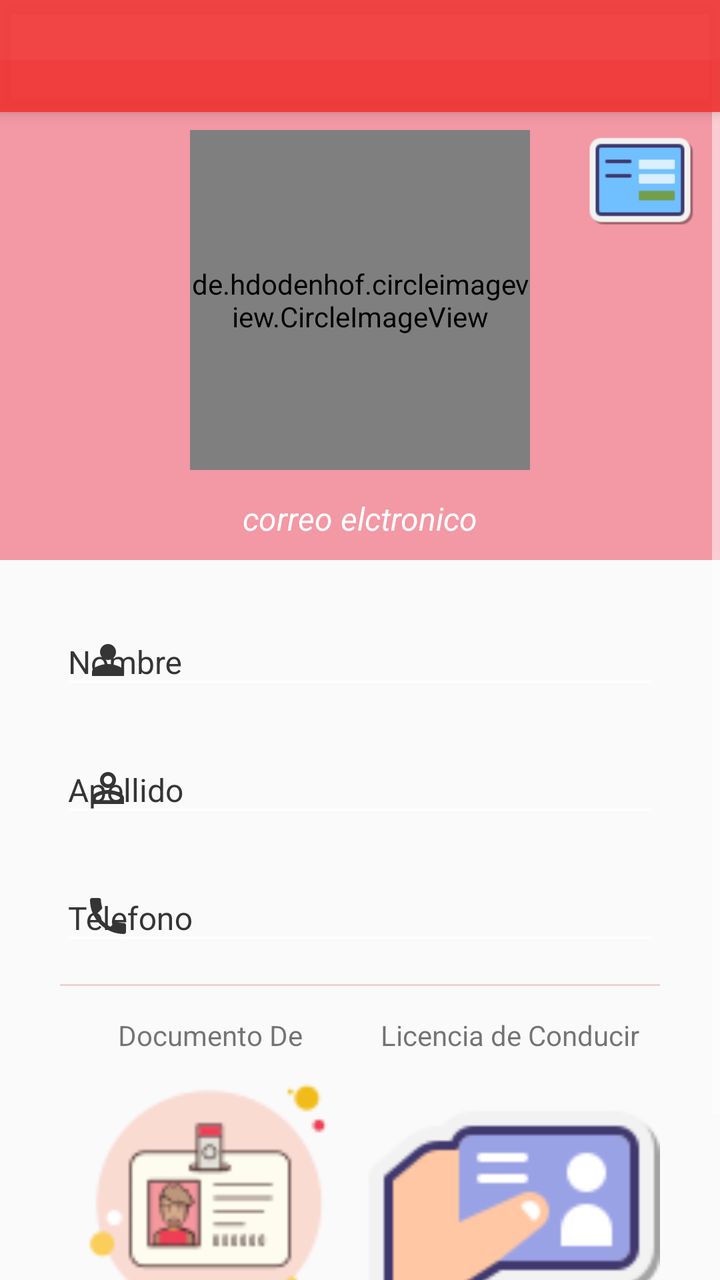
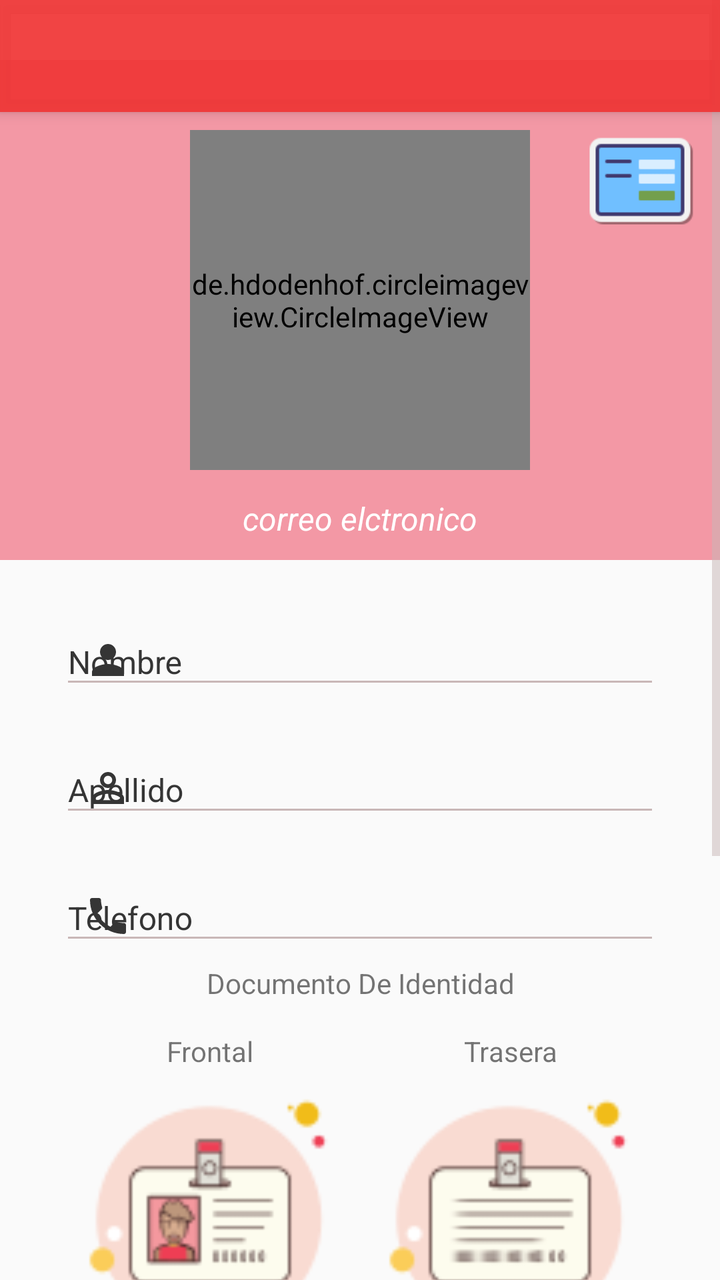

Screens rendered from an Android XML layout before and after an edit, with the pre-edit source and the edit as a unified diff.
<!-- AndroidManifest.xml: application theme Theme.ToonsConductor -->
<!-- res/layout/activity_profile.xml -->
<?xml version="1.0" encoding="utf-8"?>
<androidx.coordinatorlayout.widget.CoordinatorLayout xmlns:android="http://schemas.android.com/apk/res/android"
    xmlns:app="http://schemas.android.com/apk/res-auto"
    xmlns:tools="http://schemas.android.com/tools"
    android:layout_width="match_parent"
    android:layout_height="match_parent"
    tools:context=".activitys.profileActivity.ProfileActivity">

    <com.google.android.material.appbar.AppBarLayout
        android:layout_width="match_parent"
        android:layout_height="wrap_content">
        <androidx.appcompat.widget.Toolbar
            android:id="@+id/toolbar"
            android:layout_width="match_parent"
            android:layout_height="wrap_content" />
    </com.google.android.material.appbar.AppBarLayout>
    <ScrollView
        android:layout_width="match_parent"
        android:layout_height="match_parent">
    <LinearLayout
        android:layout_width="match_parent"
        android:layout_height="match_parent"
        android:orientation="vertical">
    <FrameLayout
        android:layout_width="match_parent"
        android:layout_marginTop="30dp"
        android:layout_height="250dp">

        <View
            android:layout_width="match_parent"
            android:layout_height="match_parent"
            android:background="@color/red_claro" />


        <LinearLayout
            android:layout_width="wrap_content"
            android:layout_height="wrap_content"
            android:layout_gravity="end"
            android:layout_marginEnd="10dp"
            android:orientation="horizontal">

            <ImageView
                android:id="@+id/image_estado"
                android:layout_marginTop="30dp"
                android:layout_width="60dp"
                android:layout_height="60dp"
                android:src="@drawable/ic_valida_datos" />
        </LinearLayout>



        <de.hdodenhof.circleimageview.CircleImageView
            android:id="@+id/circleImageProfile"
            android:layout_width="170dp"
            android:layout_height="170dp"
            android:src="@drawable/ic_pesona_blanco"
            app:civ_border_width="3dp"
            app:civ_border_color="@color/white"
            android:layout_gravity="bottom|center"
            android:layout_marginBottom="45dp"/>


        <TextView
            android:id="@+id/textViewEmail"
            android:layout_width="match_parent"
            android:layout_height="wrap_content"
            android:text="correo elctronico"
            android:textColor="@color/white"
            android:layout_gravity="bottom"
            android:gravity="center"
            android:textStyle="italic"
            android:textSize="16sp"
            android:layout_marginTop="30dp"
            android:layout_marginBottom="10dp"/>
    </FrameLayout>

    <LinearLayout
        android:layout_width="match_parent"
        android:layout_height="match_parent"
        android:orientation="vertical"
        app:layout_behavior="@string/appbar_scrolling_view_behavior">

        <com.google.android.material.textfield.TextInputLayout
            android:layout_width="match_parent"
            android:layout_height="wrap_content"
            android:layout_marginLeft="30dp"
            android:layout_marginRight="30dp"
            android:layout_marginTop="15dp"
            style="@style/EditTextGrey"
            app:hintTextColor="@color/grey_dark"
            app:startIconDrawable="@drawable/ic_persona_blanco24"
            app:startIconTint="@color/grey_dark">

            <com.google.android.material.textfield.TextInputEditText
                android:id="@+id/textFieldName"
                android:layout_width="match_parent"
                android:layout_height="wrap_content"
                android:hint="Nombre"
                android:textColorHint="@color/grey_dark"
                android:inputType="textCapWords"
                android:textSize="16sp"
                android:textColor="@color/grey_dark" />

        </com.google.android.material.textfield.TextInputLayout>


        <com.google.android.material.textfield.TextInputLayout
            android:layout_width="match_parent"
            android:layout_height="wrap_content"
            android:layout_marginLeft="30dp"
            android:layout_marginRight="30dp"
            android:layout_marginTop="5dp"
            style="@style/EditTextGrey"
            app:hintTextColor="@color/grey_dark"
            app:startIconDrawable="@drawable/ic_persona2_blanco24"
            app:startIconTint="@color/grey_dark">

            <com.google.android.material.textfield.TextInputEditText
                android:id="@+id/textFieldLastname"
                android:layout_width="match_parent"
                android:layout_height="wrap_content"
                android:hint="Apellido"
                android:textColorHint="@color/grey_dark"
                android:inputType="textCapWords"
                android:textSize="16sp"
                android:textColor="@color/grey_dark"
                />

        </com.google.android.material.textfield.TextInputLayout>

        <com.google.android.material.textfield.TextInputLayout
            android:layout_width="match_parent"
            android:layout_height="wrap_content"
            android:layout_marginLeft="30dp"
            android:layout_marginRight="30dp"
            android:layout_marginTop="5dp"
            style="@style/EditTextGrey"
            app:hintTextColor="@color/grey_dark"
            app:startIconDrawable="@drawable/ic_telefono_blanco24"
            app:startIconTint="@color/grey_dark">

            <com.google.android.material.textfield.TextInputEditText
                android:id="@+id/textFieldPhone"
                android:layout_width="match_parent"
                android:layout_height="wrap_content"
                android:hint="Telefono"
                android:textColorHint="@color/grey_dark"
                android:inputType="phone"
                android:textSize="16sp"
                android:textColor="@color/grey_dark" />

        </com.google.android.material.textfield.TextInputLayout>

        <View
            android:layout_width="match_parent"
            android:layout_height="1dp"
            android:background="@color/grey"
            android:layout_marginTop="10dp"
            android:layout_marginLeft="30dp"
            android:layout_marginRight="30dp"
            android:layout_marginBottom="15dp"/>

        <LinearLayout
            android:layout_width="match_parent"
            android:layout_height="match_parent"
            android:layout_marginLeft="30dp"
            android:layout_marginRight="30dp"
            android:orientation="horizontal">

            <LinearLayout
                android:layout_width="wrap_content"
                android:layout_height="wrap_content"
                android:layout_weight="1"
                android:orientation="vertical">

                <TextView

                    android:gravity="center"
                    android:layout_width="match_parent"
                    android:layout_height="wrap_content"
                    android:text="@string/documentoIdentidad" />

                <ImageView

                    android:layout_gravity="center"
                    android:id="@+id/imageView_documento"
                    android:layout_width="150dp"
                    android:layout_height="150dp"
                    app:srcCompat="@drawable/ic_documento" />
            </LinearLayout>

            <LinearLayout
                android:layout_width="wrap_content"
                android:layout_height="wrap_content"
                android:layout_weight="1"
                android:orientation="vertical">

                <TextView
                    android:layout_gravity="center"
                    android:gravity="center"

                    android:layout_width="match_parent"
                    android:layout_height="wrap_content"
                    android:text="@string/licencia" />

                <ImageView
                    android:id="@+id/imageView_licencia"
                    android:layout_gravity="center"
                    android:layout_width="150dp"
                    android:layout_height="150dp"
                    app:srcCompat="@drawable/ic_licencia" />
            </LinearLayout>


        </LinearLayout>

    </LinearLayout>

        <Button
            android:id="@+id/btnUpdate"
            android:layout_width="match_parent"
            android:layout_height="wrap_content"
            android:layout_marginRight="30dp"
            android:layout_marginLeft="30dp"
            android:text="ACTUALIZAR INFORMACIÓN"
            android:layout_marginTop="10dp"
            android:background="@drawable/rounded_button"
            android:textColor="@color/white" />

    </LinearLayout>
    </ScrollView>



</androidx.coordinatorlayout.widget.CoordinatorLayout>
<!-- resources referenced by this layout -->
<resources>
  <color name="grey">#EDD2D2</color>
  <color name="grey_dark">#353535</color>
  <color name="red_claro">#F398A5</color>
  <color name="white">#FFFFFFFF</color>
  <!-- drawable ic_licencia: png bitmap (drawable, 2624 bytes) -->
  <!-- drawable ic_persona_blanco24 (drawable) -->
  <vector android:height="24dp" android:tint="#FFFFFF"
      android:viewportHeight="24" android:viewportWidth="24"
      android:width="24dp" xmlns:android="http://schemas.android.com/apk/res/android">
      <path android:fillColor="@android:color/white" android:pathData="M12,12c2.21,0 4,-1.79 4,-4s-1.79,-4 -4,-4 -4,1.79 -4,4 1.79,4 4,4zM12,14c-2.67,0 -8,1.34 -8,4v2h16v-2c0,-2.66 -5.33,-4 -8,-4z"/>
  </vector>
  <!-- drawable ic_pesona_blanco (drawable) -->
  <vector android:height="300dp" android:tint="#FFFFFF"
      android:viewportHeight="24" android:viewportWidth="24"
      android:width="300dp" xmlns:android="http://schemas.android.com/apk/res/android">
      <path android:fillColor="@android:color/white" android:pathData="M12,12c2.21,0 4,-1.79 4,-4s-1.79,-4 -4,-4 -4,1.79 -4,4 1.79,4 4,4zM12,14c-2.67,0 -8,1.34 -8,4v2h16v-2c0,-2.66 -5.33,-4 -8,-4z"/>
  </vector>
  <!-- drawable rounded_button (drawable) -->
  <?xml version="1.0" encoding="utf-8"?>
  <shape
      xmlns:android="http://schemas.android.com/apk/res/android">
  
      <corners android:radius="50dp" />
      <solid android:color="@color/red" />
  
  </shape>
  <string name="documentoIdentidad">Documento De Identidad</string>
  <string name="licencia">Licencia de Conducir</string>
  <style name="EditTextGrey" parent="TextAppearance.AppCompat">
          <item name="colorControlNormal">@color/grey_dark</item>
          <item name="colorControlActivated">@color/grey_dark</item>
          <item name="colorControlHighlight">@color/grey_dark</item>
          <item name="android:textColorHint">@color/grey_dark</item>
          <item name="colorAccent">@color/grey_dark</item>
          <item name="android:textColorPrimary">@color/grey_dark</item>
          <item name="colorSecondary">@color/grey_dark</item>
          <item name="colorOnPrimary">@color/grey_dark</item>
      </style>
  <style name="Theme.ToonsConductor" parent="Base.Theme.ToonsConductor" />
  <color name="red">#FF1739</color>
  <style name="Base.Theme.ToonsConductor" parent="Theme.AppCompat.Light.NoActionBar">
          
          <item name="colorPrimary">@color/rojo</item>
          <item name="colorPrimaryVariant">@color/white</item>
          <item name="colorOnPrimary">@color/white</item>
          
          <item name="colorSecondary">@color/black</item>
          <item name="colorSecondaryVariant">@color/rojo</item>
          <item name="colorOnSecondary">@color/black</item>
  
          <item name="android:statusBarColor">?attr/colorPrimary</item>
          <item name="colorControlNormal">@color/white</item>
          <item name="colorControlActivated">@color/white</item>
          <item name="colorControlHighlight">@color/white</item>
          <item name="android:textColorHint">@color/white</item>
          <item name="android:progressBarStyle">@style/CustomProgressBar</item>
  
      </style>
  <color name="rojo">#EEF13737</color>
  <color name="black">#FF000000</color>
  <style name="CustomProgressBar" parent="@android:style/Widget.ProgressBar">
          <item name="android:backgroundTint">@color/red</item>
      </style>
  <!-- unchanged entries left out for length: 4 -->
</resources>

<!-- the commit's change to res/layout/activity_profile.xml (unified diff, before → after) -->
@@ -151,13 +151,12 @@
 
         </com.google.android.material.textfield.TextInputLayout>
 
-        <View
-            android:layout_width="match_parent"
-            android:layout_height="1dp"
-            android:background="@color/grey"
-            android:layout_marginTop="10dp"
-            android:layout_marginLeft="30dp"
-            android:layout_marginRight="30dp"
+
+        <TextView
+            android:gravity="center"
+            android:layout_width="match_parent"
+            android:layout_height="wrap_content"
+            android:text="@string/documentoIdentidad"
             android:layout_marginBottom="15dp"/>
 
         <LinearLayout
@@ -178,7 +177,7 @@
                     android:gravity="center"
                     android:layout_width="match_parent"
                     android:layout_height="wrap_content"
-                    android:text="@string/documentoIdentidad" />
+                    android:text="@string/frontal" />
 
                 <ImageView
 
@@ -201,16 +200,84 @@
 
                     android:layout_width="match_parent"
                     android:layout_height="wrap_content"
-                    android:text="@string/licencia" />
+                    android:text="@string/trasera" />
 
                 <ImageView
-                    android:id="@+id/imageView_licencia"
+                    android:id="@+id/imageView_documentoTrasero"
                     android:layout_gravity="center"
                     android:layout_width="150dp"
                     android:layout_height="150dp"
-                    app:srcCompat="@drawable/ic_licencia" />
+                    app:srcCompat="@drawable/ic_documento_trasera" />
             </LinearLayout>
 
+
+        </LinearLayout>
+
+        <View
+            android:layout_width="match_parent"
+            android:layout_height="1dp"
+            android:background="@color/grey"
+            android:layout_marginTop="10dp"
+            android:layout_marginLeft="30dp"
+            android:layout_marginRight="30dp" />
+
+        <TextView
+            android:gravity="center"
+            android:layout_width="match_parent"
+            android:layout_height="wrap_content"
+            android:text="@string/licencia"
+            android:layout_marginBottom="15dp"/>
+
+        <LinearLayout
+            android:layout_width="match_parent"
+            android:layout_height="match_parent"
+            android:layout_marginLeft="30dp"
+            android:layout_marginRight="30dp"
+            android:orientation="horizontal">
+
+            <LinearLayout
+                android:layout_width="wrap_content"
+                android:layout_height="wrap_content"
+                android:layout_weight="1"
+                android:orientation="vertical">
+
+                <TextView
+
+                    android:gravity="center"
+                    android:layout_width="match_parent"
+                    android:layout_height="wrap_content"
+                    android:text="@string/frontal" />
+
+                <ImageView
+
+                    android:layout_gravity="center"
+                    android:id="@+id/imageView_licencia_frontal"
+                    android:layout_width="150dp"
+                    android:layout_height="150dp"
+                    app:srcCompat="@drawable/ico_licencia_frontal" />
+            </LinearLayout>
+
+            <LinearLayout
+                android:layout_width="wrap_content"
+                android:layout_height="wrap_content"
+                android:layout_weight="1"
+                android:orientation="vertical">
+
+                <TextView
+                    android:layout_gravity="center"
+                    android:gravity="center"
+
+                    android:layout_width="match_parent"
+                    android:layout_height="wrap_content"
+                    android:text="@string/trasera" />
+
+                <ImageView
+                    android:id="@+id/imageView_licencia_trasera"
+                    android:layout_gravity="center"
+                    android:layout_width="150dp"
+                    android:layout_height="150dp"
+                    app:srcCompat="@drawable/ico_licencia_trasera" />
+            </LinearLayout>
 
         </LinearLayout>
 
<!-- resource entries referenced after the edit -->
@@ -1,10 +1,10 @@
 <!-- resources referenced by this layout -->
 <resources>
-  <color name="grey">#EDD2D2</color>
+  <color name="grey">#C9B7B7</color>
   <color name="grey_dark">#353535</color>
   <color name="red_claro">#F398A5</color>
   <color name="white">#FFFFFFFF</color>
-  <!-- drawable ic_licencia: png bitmap (drawable, 2624 bytes) -->
+  <!-- drawable ic_documento_trasera: png bitmap (drawable, 4336 bytes) -->
   <!-- drawable ic_persona_blanco24 (drawable) -->
   <vector android:height="24dp" android:tint="#FFFFFF"
       android:viewportHeight="24" android:viewportWidth="24"
@@ -17,6 +17,8 @@
       android:width="300dp" xmlns:android="http://schemas.android.com/apk/res/android">
       <path android:fillColor="@android:color/white" android:pathData="M12,12c2.21,0 4,-1.79 4,-4s-1.79,-4 -4,-4 -4,1.79 -4,4 1.79,4 4,4zM12,14c-2.67,0 -8,1.34 -8,4v2h16v-2c0,-2.66 -5.33,-4 -8,-4z"/>
   </vector>
+  <!-- drawable ico_licencia_frontal: png bitmap (drawable, 1741 bytes) -->
+  <!-- drawable ico_licencia_trasera: png bitmap (drawable, 1776 bytes) -->
   <!-- drawable rounded_button (drawable) -->
   <?xml version="1.0" encoding="utf-8"?>
   <shape
@@ -27,7 +29,9 @@
   
   </shape>
   <string name="documentoIdentidad">Documento De Identidad</string>
+  <string name="frontal">Frontal</string>
   <string name="licencia">Licencia de Conducir</string>
+  <string name="trasera">Trasera</string>
   <style name="EditTextGrey" parent="TextAppearance.AppCompat">
           <item name="colorControlNormal">@color/grey_dark</item>
           <item name="colorControlActivated">@color/grey_dark</item>
@@ -51,8 +55,8 @@
           <item name="colorOnSecondary">@color/black</item>
   
           <item name="android:statusBarColor">?attr/colorPrimary</item>
-          <item name="colorControlNormal">@color/white</item>
-          <item name="colorControlActivated">@color/white</item>
+          <item name="colorControlNormal">@color/grey</item>
+          <item name="colorControlActivated">@color/rojo</item>
           <item name="colorControlHighlight">@color/white</item>
           <item name="android:textColorHint">@color/white</item>
           <item name="android:progressBarStyle">@style/CustomProgressBar</item>
